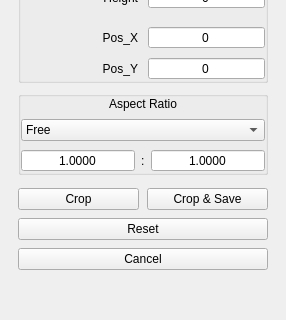
This is qimgv/gui/panels/croppanel/croppanel.ui in hadoooooouken/qimgv-plus as Qt 5 draws it before an edit; both pictures show x 0 to 286 and y 145 to 465 of the 286 by 554 pixel window. The edited form follows.
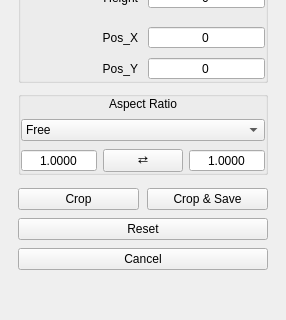
This is the edited form. Custom widgets are drawn as their Qt base class.

Commit message: crop swap button

The edit to the form file:
```diff
--- a/qimgv/gui/panels/croppanel/croppanel.ui
+++ b/qimgv/gui/panels/croppanel/croppanel.ui
@@ -414,7 +414,7 @@
           </widget>
          </item>
          <item>
-          <widget class="QLabel" name="label_8">
+          <widget class="QPushButton" name="swapARButton">
            <property name="sizePolicy">
             <sizepolicy hsizetype="Maximum" vsizetype="Preferred">
              <horstretch>0</horstretch>
@@ -425,7 +425,10 @@
             <string notr="true"/>
            </property>
            <property name="text">
-            <string notr="true">:</string>
+            <string notr="true">⇄</string>
+           </property>
+           <property name="toolTip">
+            <string>Swap aspect ratio</string>
            </property>
           </widget>
          </item>
```
Left out of the diff: 5 changed lines with no effect on the pictures. The commit also changes 3 other files.
